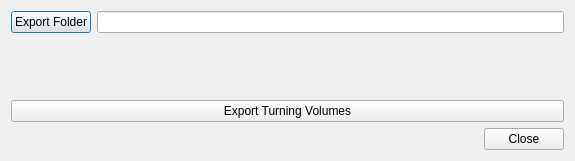
Old version of the form stesso/gui/dialog_export.ui in the repository mdeamico/stesso.
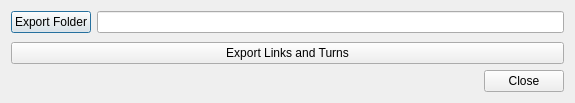
New version of the form.

Commit message: Export link and turn data (#16)

```diff
--- a/stesso/gui/dialog_export.ui
+++ b/stesso/gui/dialog_export.ui
@@ -7,7 +7,7 @@
     <x>0</x>
     <y>0</y>
     <width>575</width>
-    <height>161</height>
+    <height>103</height>
    </rect>
   </property>
   <property name="windowTitle">
@@ -39,7 +39,7 @@
         <string/>
        </property>
        <property name="text">
-        <string>Export Turning Volumes</string>
+        <string>Export Links and Turns</string>
        </property>
       </widget>
      </item>
```
Left out of the diff: 2 changed lines with no effect on the pictures. The commit also changes 7 other files.
